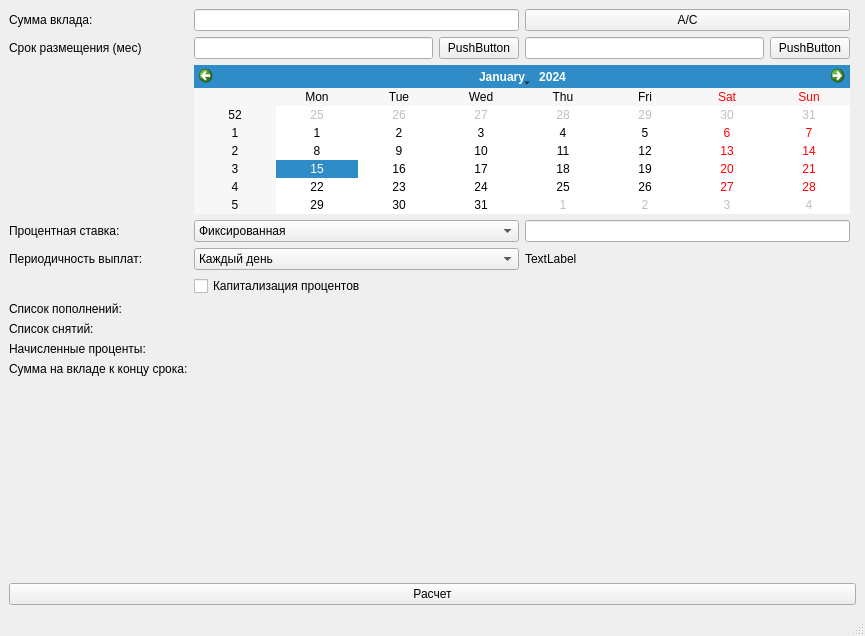
Qt form src/calculator/depcalc.ui (ElectricEnchanter/Calculator_v1.0) before a commit.
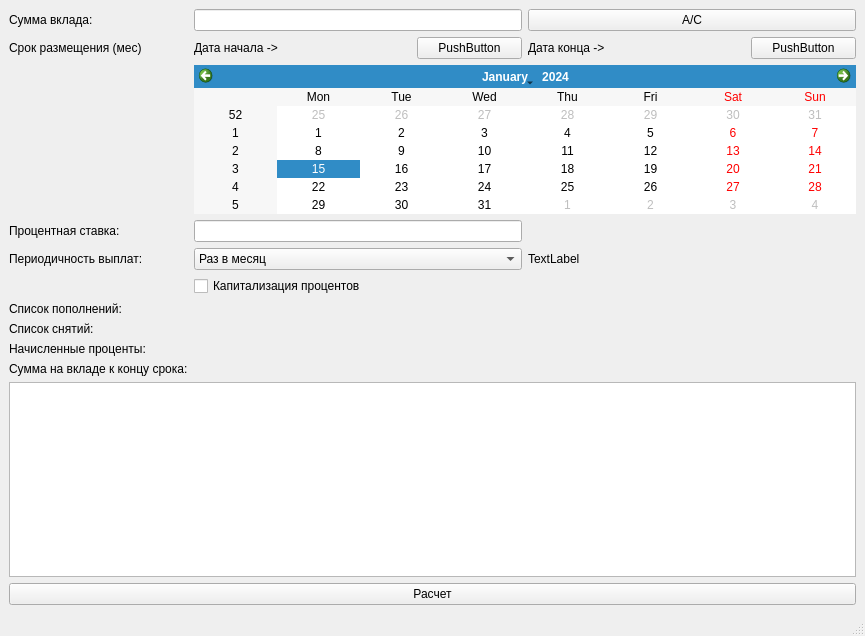
The same form after that commit.

```diff
--- a/src/calculator/depcalc.ui
+++ b/src/calculator/depcalc.ui
@@ -14,30 +14,9 @@
    <string>MainWindow</string>
   </property>
   <widget class="QWidget" name="centralwidget">
-   <layout class="QVBoxLayout" name="verticalLayout_2" stretch="0,1,0">
+   <layout class="QVBoxLayout" name="verticalLayout_2" stretch="0,0,0">
     <item>
-     <layout class="QGridLayout" name="gridLayout">
-      <item row="8" column="1">
-       <widget class="QLabel" name="AccruedIntOutput">
-        <property name="text">
-         <string/>
-        </property>
-       </widget>
-      </item>
-      <item row="0" column="0">
-       <widget class="QLabel" name="depAmount">
-        <property name="text">
-         <string>Сумма вклада:</string>
-        </property>
-       </widget>
-      </item>
-      <item row="7" column="0">
-       <widget class="QLabel" name="withdrawalListLabel">
-        <property name="text">
-         <string>Список снятий:</string>
-        </property>
-       </widget>
-      </item>
+     <layout class="QGridLayout" name="gridLayout" columnstretch="0,2,2">
       <item row="1" column="0">
        <widget class="QLabel" name="periodLabel">
         <property name="text">
@@ -45,6 +24,65 @@
         </property>
        </widget>
       </item>
+      <item row="9" column="0">
+       <widget class="QLabel" name="endAmountLabel">
+        <property name="text">
+         <string>Сумма на вкладе к концу срока:</string>
+        </property>
+       </widget>
+      </item>
+      <item row="7" column="0">
+       <widget class="QLabel" name="withdrawalListLabel">
+        <property name="text">
+         <string>Список снятий:</string>
+        </property>
+       </widget>
+      </item>
+      <item row="4" column="0">
+       <widget class="QLabel" name="payFrequencyLabel">
+        <property name="text">
+         <string>Периодичность выплат:</string>
+        </property>
+       </widget>
+      </item>
+      <item row="0" column="2">
+       <widget class="QPushButton" name="reset">
+        <property name="text">
+         <string>A/C</string>
+        </property>
+       </widget>
+      </item>
+      <item row="1" column="1">
+       <layout class="QHBoxLayout" name="horizontalLayout_2" stretch="0,0,0">
+        <property name="spacing">
+         <number>-1</number>
+        </property>
+        <property name="sizeConstraint">
+         <enum>QLayout::SetDefaultConstraint</enum>
+        </property>
+        <item>
+         <widget class="QLabel" name="periodStartInputLabel">
+          <property name="text">
+           <string>Дата начала -&gt;</string>
+          </property>
+         </widget>
+        </item>
+        <item>
+         <widget class="QLabel" name="periodStartInput">
+          <property name="text">
+           <string/>
+          </property>
+         </widget>
+        </item>
+        <item>
+         <widget class="QPushButton" name="periodStartInputButton">
+          <property name="text">
+           <string>PushButton</string>
+          </property>
+         </widget>
+        </item>
+       </layout>
+      </item>
       <item row="6" column="0">
        <widget class="QLabel" name="refillListLabel">
         <property name="text">
@@ -52,6 +90,38 @@
         </property>
        </widget>
       </item>
+      <item row="1" column="2">
+       <layout class="QHBoxLayout" name="horizontalLayout">
+        <item>
+         <widget class="QLabel" name="periodEndInputLabel">
+          <property name="text">
+           <string>Дата конца -&gt;</string>
+          </property>
+         </widget>
+        </item>
+        <item>
+         <widget class="QLabel" name="periodEndInput">
+          <property name="text">
+           <string/>
+          </property>
+         </widget>
+        </item>
+        <item>
+         <widget class="QPushButton" name="periodEndInputButton">
+          <property name="text">
+           <string>PushButton</string>
+          </property>
+         </widget>
+        </item>
+       </layout>
+      </item>
+      <item row="8" column="1">
+       <widget class="QLabel" name="AccruedIntOutput">
+        <property name="text">
+         <string/>
+        </property>
+       </widget>
+      </item>
       <item row="0" column="1">
        <widget class="QLineEdit" name="depAmountInput"/>
       </item>
@@ -62,65 +132,8 @@
         </property>
        </widget>
       </item>
-      <item row="1" column="3">
-       <widget class="QWidget" name="widget_2" native="true"/>
-      </item>
-      <item row="3" column="1">
-       <widget class="QComboBox" name="interRateBox">
-        <item>
-         <property name="text">
-          <string>Фиксированная</string>
-         </property>
-        </item>
-       </widget>
-      </item>
-      <item row="4" column="0">
-       <widget class="QLabel" name="payFrequencyLabel">
-        <property name="text">
-         <string>Периодичность выплат:</string>
-        </property>
-       </widget>
-      </item>
-      <item row="9" column="0">
-       <widget class="QLabel" name="endAmountLabel">
-        <property name="text">
-         <string>Сумма на вкладе к концу срока:</string>
-        </property>
-       </widget>
-      </item>
-      <item row="3" column="0">
-       <widget class="QLabel" name="interRateLabel">
-        <property name="text">
-         <string>Процентная ставка:</string>
-        </property>
-       </widget>
-      </item>
-      <item row="1" column="2">
-       <layout class="QHBoxLayout" name="horizontalLayout">
-        <item>
-         <widget class="QLineEdit" name="periodEndInput"/>
-        </item>
-        <item>
-         <widget class="QPushButton" name="periodEndInputButton">
-          <property name="text">
-           <string>PushButton</string>
-          </property>
-         </widget>
-        </item>
-       </layout>
-      </item>
       <item row="4" column="1">
        <widget class="QComboBox" name="payFrequencyBox">
-        <item>
-         <property name="text">
-          <string>Каждый день</string>
-         </property>
-        </item>
-        <item>
-         <property name="text">
-          <string>Каждую неделю</string>
-         </property>
-        </item>
         <item>
          <property name="text">
           <string>Раз в месяц</string>
@@ -148,13 +161,6 @@
         </item>
        </widget>
       </item>
-      <item row="4" column="2">
-       <widget class="QLabel" name="label">
-        <property name="text">
-         <string>TextLabel</string>
-        </property>
-       </widget>
-      </item>
       <item row="5" column="1">
        <widget class="QCheckBox" name="capitalization">
         <property name="text">
@@ -162,6 +168,27 @@
         </property>
        </widget>
       </item>
+      <item row="4" column="2">
+       <widget class="QLabel" name="label">
+        <property name="text">
+         <string>TextLabel</string>
+        </property>
+       </widget>
+      </item>
+      <item row="0" column="0">
+       <widget class="QLabel" name="depAmount">
+        <property name="text">
+         <string>Сумма вклада:</string>
+        </property>
+       </widget>
+      </item>
+      <item row="3" column="0">
+       <widget class="QLabel" name="interRateLabel">
+        <property name="text">
+         <string>Процентная ставка:</string>
+        </property>
+       </widget>
+      </item>
       <item row="9" column="1">
        <widget class="QLabel" name="endAmountOutput">
         <property name="text">
@@ -169,43 +196,16 @@
         </property>
        </widget>
       </item>
-      <item row="1" column="1">
-       <layout class="QHBoxLayout" name="horizontalLayout_2" stretch="0,0">
-        <property name="spacing">
-         <number>-1</number>
-        </property>
-        <property name="sizeConstraint">
-         <enum>QLayout::SetDefaultConstraint</enum>
-        </property>
-        <item>
-         <widget class="QLineEdit" name="periodStartInput"/>
-        </item>
-        <item>
-         <widget class="QPushButton" name="periodStartInputButton">
-          <property name="text">
-           <string>PushButton</string>
-          </property>
-         </widget>
-        </item>
-       </layout>
+      <item row="3" column="1">
+       <widget class="QLineEdit" name="interRateInput"/>
       </item>
       <item row="2" column="1" colspan="2">
        <widget class="QCalendarWidget" name="calendarWidget"/>
       </item>
-      <item row="3" column="2">
-       <widget class="QLineEdit" name="interRateInput"/>
-      </item>
-      <item row="0" column="2">
-       <widget class="QPushButton" name="reset">
-        <property name="text">
-         <string>A/C</string>
-        </property>
-       </widget>
-      </item>
      </layout>
     </item>
     <item>
-     <widget class="QWidget" name="widget" native="true"/>
+     <widget class="QTableWidget" name="tableWidget"/>
     </item>
     <item>
      <widget class="QPushButton" name="equalButton">
```
Left out of the diff: 5 changed lines with no effect on the pictures.
